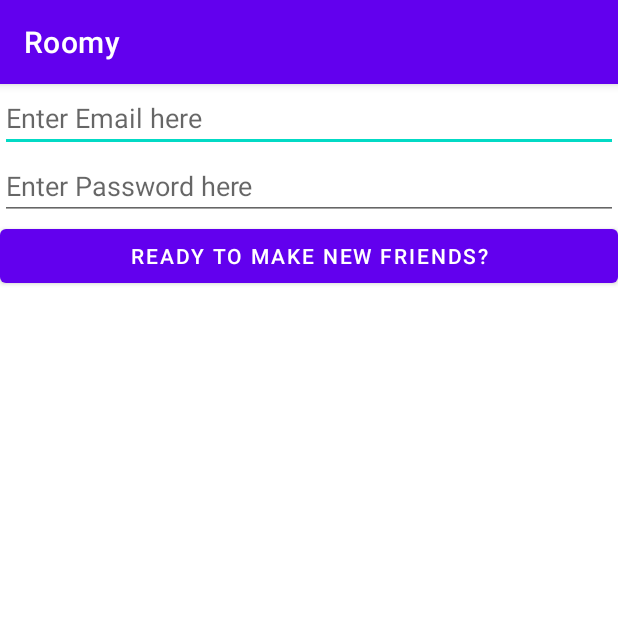
After one commit to praX03/RoomyApp, an Android app: the LoginActivity screen opened directly, with no data from a screen before it, on a phone screen of 412 x 824 dp, the top half of it. The commit adds this screen. Run offline under Robolectric (Android 15) with nearby library versions, the light colour scheme and no system bars; our stand-ins replace Firebase (no records; nobody signed in at launch, a user with empty details on screens opened directly); 1 statement that could not run was skipped.

Commit message:
Implemented SignInSignUpActivity, LoginActivity and RegistrationActivity

```diff
--- a/app/src/main/AndroidManifest.xml
+++ b/app/src/main/AndroidManifest.xml
@@ -9,7 +9,10 @@
         android:roundIcon="@mipmap/ic_launcher_round"
         android:supportsRtl="true"
         android:theme="@style/Theme.Roomy">
-        <activity android:name=".MainActivity">
+        <activity android:name=".LoginActivity"></activity>
+        <activity android:name=".RegistrationActivity" />
+        <activity android:name=".MainActivity" />
+        <activity android:name=".SignInSignUpActivity">
             <intent-filter>
                 <action android:name="android.intent.action.MAIN" />
 
--- /dev/null
+++ b/app/src/main/java/com/roomy/app/LoginActivity.java
@@ -0,0 +1,78 @@
+package com.roomy.app;
+
+import androidx.annotation.NonNull;
+import androidx.appcompat.app.AppCompatActivity;
+
+import android.content.Intent;
+import android.os.Bundle;
+import android.view.View;
+import android.widget.Button;
+import android.widget.EditText;
+import android.widget.Toast;
+
+import com.google.android.gms.tasks.OnCompleteListener;
+import com.google.android.gms.tasks.Task;
+import com.google.firebase.auth.AuthResult;
+import com.google.firebase.auth.FirebaseAuth;
+import com.google.firebase.auth.FirebaseUser;
+
+public class LoginActivity extends AppCompatActivity {
+    private Button mLogin;
+    private EditText mEmail, mPassword;
+
+    private FirebaseAuth mAuth;
+    private FirebaseAuth.AuthStateListener firebaseAuthStateListener;
+
+    @Override
+    protected void onCreate(Bundle savedInstanceState) {
+        super.onCreate(savedInstanceState);
+        setContentView(R.layout.activity_login);
+        mAuth = FirebaseAuth.getInstance();
+        firebaseAuthStateListener = new FirebaseAuth.AuthStateListener() {
+            @Override
+            public void onAuthStateChanged(@NonNull FirebaseAuth firebaseAuth) {
+                final FirebaseUser user  = FirebaseAuth.getInstance().getCurrentUser();
+                if (user != null){
+                    Intent intent = new Intent(LoginActivity.this, MainActivity.class);
+                    startActivity(intent);
+                    finish();
+                    return;
+                }
+            }
+        };
+
+        mLogin = (Button) findViewById(R.id.login);
+
+        mEmail = (EditText) findViewById(R.id.emailId);
+        mPassword = (EditText) findViewById(R.id.password);
+
+        mLogin.setOnClickListener(new View.OnClickListener() {
+            @Override
+            public void onClick(View v) {
+                final String email = mEmail.getText().toString();
+                final String password = mPassword.getText().toString();
+                mAuth.signInWithEmailAndPassword(email, password).addOnCompleteListener(LoginActivity.this, new OnCompleteListener<AuthResult>() {
+                    @Override
+                    public void onComplete(@NonNull Task<AuthResult> task) {
+                        if(!task.isSuccessful()){
+                            Toast.makeText(LoginActivity.this, "Try again Roomy!", Toast.LENGTH_SHORT).show();
+                        }
+                    }
+                });
+            }
+        });
+
+    }
+
+    @Override
+    protected void onStart() {
+        super.onStart();
+        mAuth.addAuthStateListener(firebaseAuthStateListener);
+    }
+
+    @Override
+    protected void onStop() {
+        super.onStop();
+        mAuth.removeAuthStateListener(firebaseAuthStateListener);
+    }
+}
--- /dev/null
+++ b/app/src/main/res/layout/activity_login.xml
@@ -0,0 +1,26 @@
+<?xml version="1.0" encoding="utf-8"?>
+<LinearLayout xmlns:android="http://schemas.android.com/apk/res/android"
+    xmlns:app="http://schemas.android.com/apk/res-auto"
+    xmlns:tools="http://schemas.android.com/tools"
+    android:layout_width="match_parent"
+    android:layout_height="match_parent"
+    tools:context=".RegistrationActivity"
+    android:orientation="vertical">
+
+    <EditText
+        android:id="@+id/emailId"
+        android:layout_width="match_parent"
+        android:layout_height="wrap_content"
+        android:hint="Enter Email here"/>
+    <EditText
+        android:id="@+id/password"
+        android:layout_width="match_parent"
+        android:layout_height="wrap_content"
+        android:hint="Enter Password here" />
+    <Button
+        android:layout_width="match_parent"
+        android:layout_height="wrap_content"
+        android:text="Ready to make new friends?"
+        android:id="@+id/login" />
+
+</LinearLayout>
--- a/app/src/main/res/layout/item.xml
+++ b/app/src/main/res/layout/item.xml
@@ -12,7 +12,7 @@
         android:layout_height="match_parent"
         android:background="@drawable/background_color"
         android:gravity="center"
-        android:textColor="#2e004d"
+        android:textColor="@color/purple_200"
         android:textSize="60sp"
         android:typeface="monospace"
         android:textAllCaps="true"
```
Also changed, not shown: app/build.gradle (+4 -3 lines), app/src/main/java/com/roomy/app/RegistrationActivity.java (added, +79 -0 lines), app/src/main/java/com/roomy/app/SignInSignUpActivity.java (added, +42 -0 lines), app/src/main/res/layout/activity_registration.xml (added, +26 -0 lines), app/src/main/res/layout/activity_sign_in_sign_up.xml (added, +20 -0 lines).
